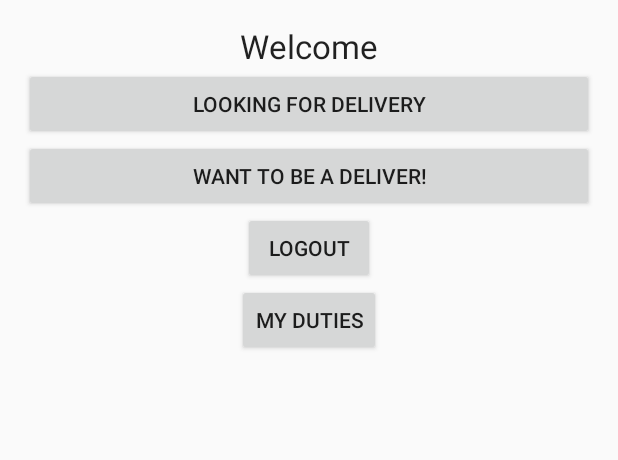
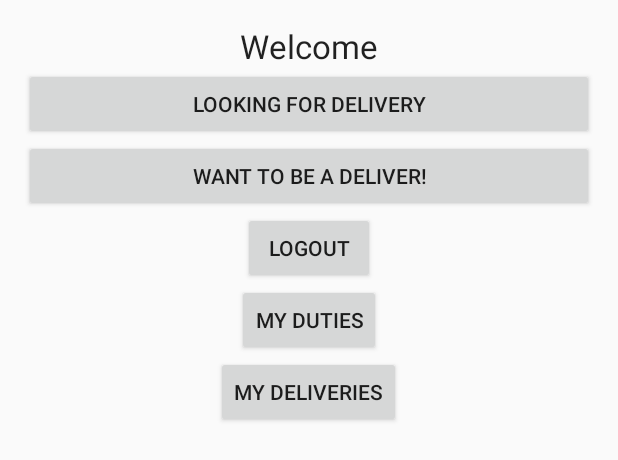
Before and after one commit to nadavro/Friendeliver, an Android app: the layout activity_profile.xml on its own in the app's theme, with its tools: preview values and no code run, on a phone screen of 412 x 824 dp. Shown: the top 460 px of the screen. Run offline under Robolectric (Android 15) with nearby library versions, the phone set to English and light mode, and no system bars.

Commit message:
myrequests,mydeliveries working

```diff
--- a/app/src/main/res/layout/activity_profile.xml
+++ b/app/src/main/res/layout/activity_profile.xml
@@ -51,6 +51,12 @@
             android:text="My Duties"
             android:id="@+id/myDutiesBtn"
             android:layout_gravity="center_horizontal"/>
+        <Button
+            android:layout_width="wrap_content"
+            android:layout_height="wrap_content"
+            android:text="My Deliveries"
+            android:id="@+id/myDeliveriesBtn"
+            android:layout_gravity="center_horizontal"/>
     </LinearLayout>
 
 
```
Also changed, not shown: app/src/main/java/com/nadavrozen/myfirebaseauth/LookingForActivity.java (+23 -0 lines), app/src/main/java/com/nadavrozen/myfirebaseauth/ProfileActivity.java (+9 -1 lines).
